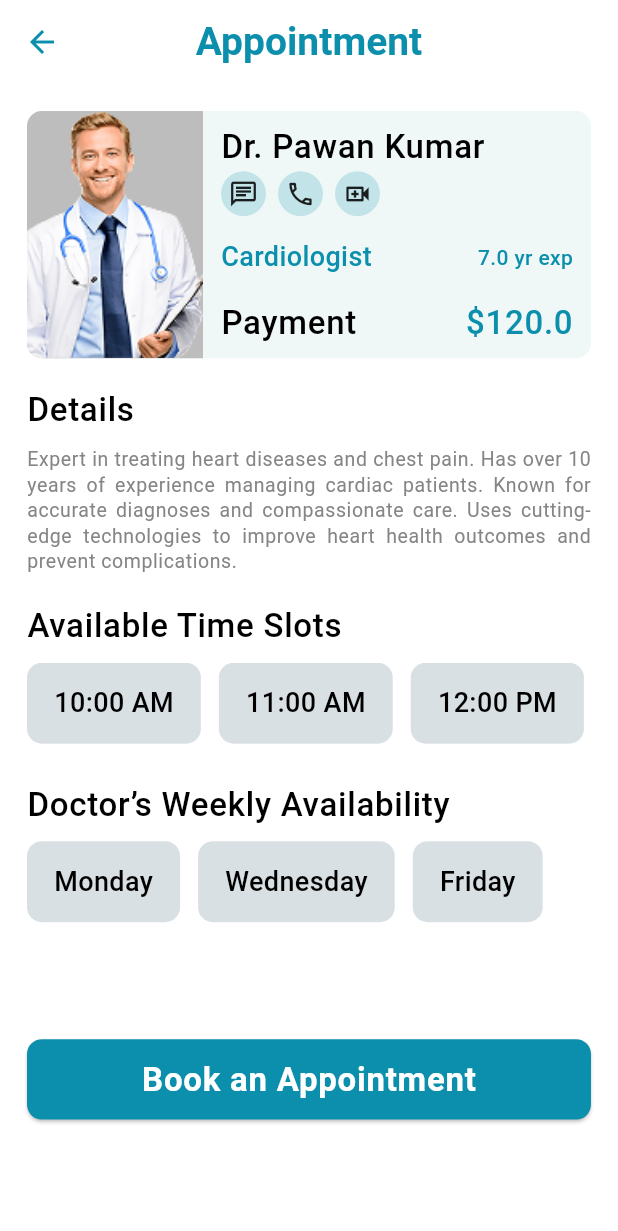
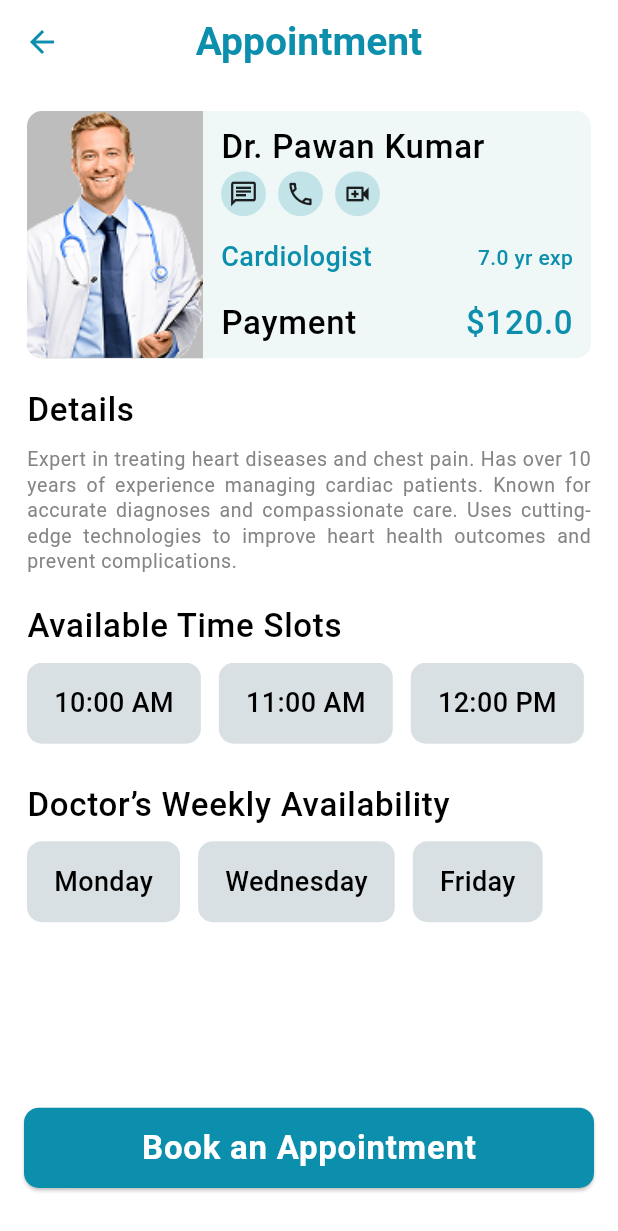
Before and after one commit to Shougotmollik/DocLink, a Flutter app: the DoctorDetailsScreen screen opened directly with sample values from the repository, on a phone screen of 412 x 824 dp. Shown: the top 1231 px of the screen. Run offline on Flutter 3.47's test engine with Material 3 defaults, Android fonts, the light colour scheme and no system bars; our stand-ins replace carousel_slider, flutter_svg, get, google_fonts.

Commit message:
- design payment method screen

```diff
--- a/lib/controller_binder.dart
+++ b/lib/controller_binder.dart
@@ -2,6 +2,7 @@ import 'package:doclink/controllers/auth_controller.dart';
 import 'package:doclink/controllers/doctor_appointment_controller.dart';
 import 'package:doclink/controllers/home_controller.dart';
 import 'package:doclink/controllers/nav_bar_controller.dart';
+import 'package:doclink/controllers/payment_controller.dart';
 import 'package:doclink/controllers/profile_controller.dart';
 import 'package:get/get.dart';
 
@@ -15,5 +16,6 @@ class ControllerBinder extends Bindings {
     Get.lazyPut<DoctorAppointmentController>(
       () => DoctorAppointmentController(),
     );
+    Get.lazyPut<PaymentController>(() => PaymentController());
   }
 }
--- a/lib/controllers/doctor_appointment_controller.dart
+++ b/lib/controllers/doctor_appointment_controller.dart
@@ -1,3 +1,4 @@
+import 'package:doclink/views/appointment/model/appointment_confirm_model.dart';
 import 'package:flutter/material.dart';
 import 'package:get/get.dart';
 import 'package:doclink/utils/ui_helper.dart';
@@ -8,6 +9,7 @@ class DoctorAppointmentController extends GetxController {
   final selectedHour = ''.obs;
   final selectedDay = ''.obs;
   final selectedGender = ''.obs;
+  var appointment = Rxn<AppointmentConfirmModel>();
 
   // TextEditingControllers for patient form
   final patientNameTEController = TextEditingController();
@@ -47,6 +49,13 @@ class DoctorAppointmentController extends GetxController {
     return true;
   }
 
+  // for set confirm appointment
+  void setAppointment(AppointmentConfirmModel model) {
+    appointment.value = model;
+  }
+
+  AppointmentConfirmModel? get getAppointment => appointment.value;
+
   @override
   void onClose() {
     // Dispose controllers to avoid leaks
--- /dev/null
+++ b/lib/controllers/payment_controller.dart
@@ -0,0 +1,30 @@
+import 'package:doclink/views/payment/model/payment_card_model.dart';
+import 'package:flutter/material.dart';
+import 'package:get/get.dart';
+
+class PaymentController extends GetxController {
+  final selectedMethod = "card".obs;
+
+  final List<PaymentCardModel> cards = [
+    PaymentCardModel(
+      cardNumber: "6277 7654 2527 4778",
+      holderName: "SHOUGOT MOLLIK",
+      expiry: "02/30",
+      colorValue: Colors.deepPurpleAccent.value,
+    ),
+    PaymentCardModel(
+      cardNumber: "6277 7654 2527 4778",
+      holderName: "MOLLIK SHOUGOT",
+      expiry: "02/30",
+      colorValue: Colors.purple.shade100.value,
+    ),
+  ];
+
+  void selectMethod(String method) {
+    selectedMethod.value = method;
+  }
+
+  void addCard(PaymentCardModel card) {
+    cards.add(card);
+  }
+}
--- a/lib/routes/app_routes.dart
+++ b/lib/routes/app_routes.dart
@@ -9,6 +9,7 @@ import 'package:doclink/views/auth/splash_screen.dart';
 import 'package:doclink/views/home/doctor_details_list.dart';
 import 'package:doclink/views/home/doctor_list_screen.dart';
 import 'package:doclink/views/main_nav_bar/main_nav_bar_screen.dart';
+import 'package:doclink/views/payment/payment_method_screen.dart';
 import 'package:get/get.dart';
 
 class AppRoutes {
@@ -62,5 +63,11 @@ class AppRoutes {
       transition: Transition.rightToLeft,
       binding: ControllerBinder(),
     ),
+    GetPage(
+      name: RouteNames.paymentMethodScreen,
+      page: () => const PaymentMethodScreen(),
+      transition: Transition.rightToLeft,
+      binding: ControllerBinder(),
+    ),
   ];
 }
--- a/lib/routes/route_names.dart
+++ b/lib/routes/route_names.dart
@@ -9,4 +9,6 @@ class RouteNames {
   static String doctorDetailScreen = '/doctorDetailScreen';
   static String patientDetailScreen = '/patientDetailScreen';
   static String bookingDetailScreen = '/bookingDetailsScreen';
+
+  static String paymentMethodScreen = '/paymentMethodScreen';
 }
--- /dev/null
+++ b/lib/views/appointment/model/appointment_confirm_model.dart
@@ -0,0 +1,11 @@
+class AppointmentConfirmModel {
+  final String doctorName;
+  final String date;
+  final String time;
+
+  AppointmentConfirmModel({
+    required this.doctorName,
+    required this.date,
+    required this.time,
+  });
+}
--- a/lib/views/home/doctor_details_list.dart
+++ b/lib/views/home/doctor_details_list.dart
@@ -44,8 +44,13 @@ class DoctorDetailsScreen extends StatelessWidget {
               Text('Doctor’s Weekly Availability', style: textTheme.bodyLarge),
               const SizedBox(height: 8),
               AppointmentDayWidget(workingDays: doctor.workingDays),
-              const SizedBox(height: 78),
-              CustomElevatedButton(
+            ],
+          ),
+        ),
+      ),
+      bottomNavigationBar: Padding(
+        padding: const EdgeInsets.symmetric(horizontal: 16.0, vertical: 32),
+        child: CustomElevatedButton(
           btnText: 'Book an Appointment',
           onTap: () {
             Get.toNamed(
@@ -58,9 +63,6 @@ class DoctorDetailsScreen extends StatelessWidget {
             );
           },
         ),
-            ],
-          ),
-        ),
       ),
     );
   }
--- a/lib/views/home/widgets/appointment_days_widgets.dart
+++ b/lib/views/home/widgets/appointment_days_widgets.dart
@@ -19,7 +19,9 @@ class AppointmentDayWidget extends StatelessWidget {
     final textTheme = Theme.of(context).textTheme;
 
     return Obx(() {
-      return Row(
+      return SingleChildScrollView(
+        scrollDirection: Axis.horizontal,
+        child: Row(
           children: workingDays.map((day) {
             final isSelected = controller.selectedDay.value == day;
 
@@ -47,6 +49,7 @@ class AppointmentDayWidget extends StatelessWidget {
               ),
             );
           }).toList(),
+        ),
       );
     });
   }
```
Also changed, not shown: lib/utils/app_assets.dart (+7 -0 lines), lib/views/appointment/patient_details_screen.dart (+10 -5 lines), lib/views/appointment/widgets/appointment_confirmation_dialog.dart (added, +76 -0 lines), lib/views/payment/model/payment_card_model.dart (added, +13 -0 lines), lib/views/payment/payment_method_screen.dart (added, +96 -0 lines), lib/views/payment/widgets/payment_card_item.dart (added, +56 -0 lines), lib/views/payment/widgets/payment_option_tile.dart (added, +62 -0 lines). Lines whose indentation alone changed are shown as unchanged.
